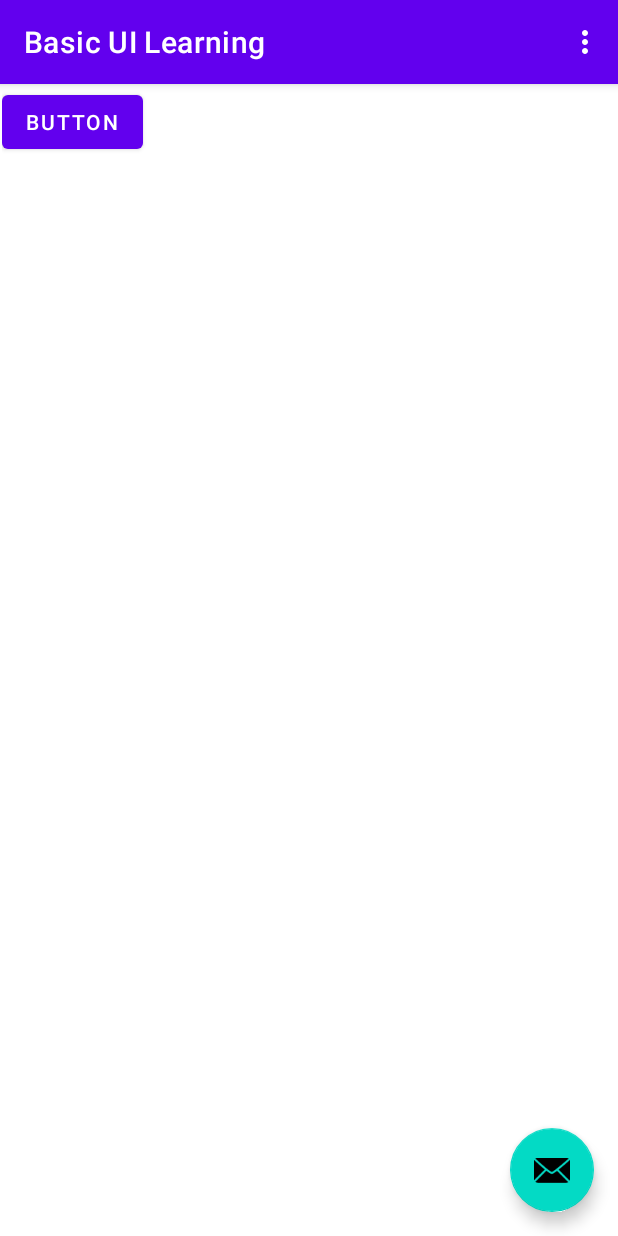
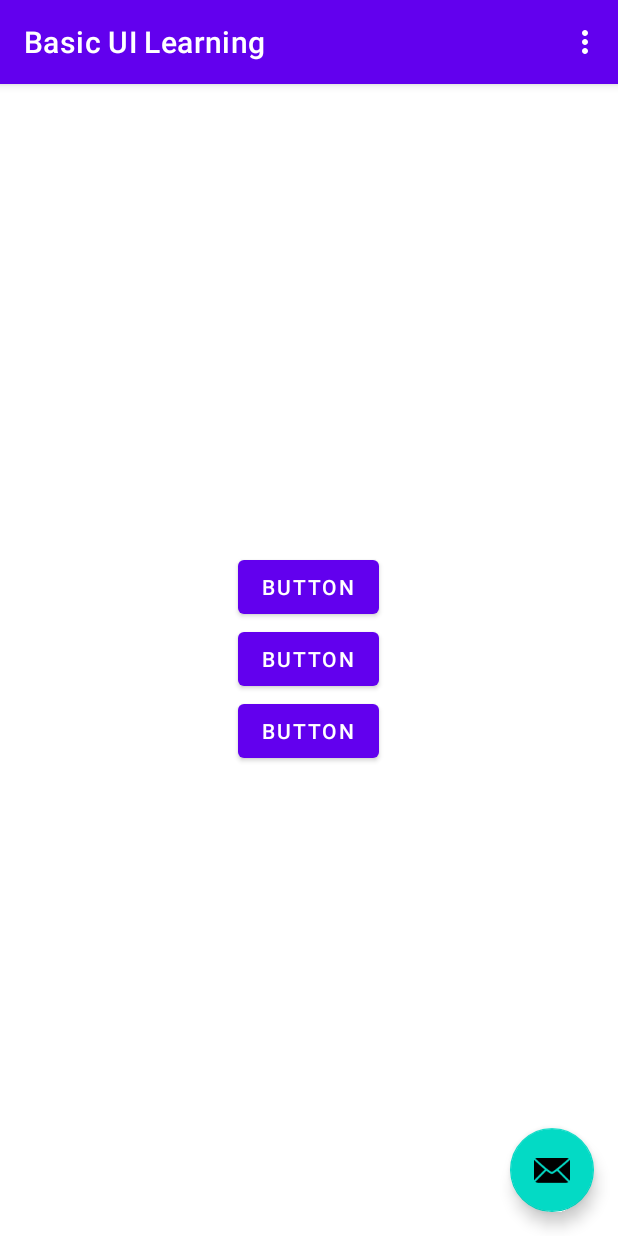
Before and after one commit to nasif-jaoadun/BasicUiLearning, an Android app: the screen it shows after launch (MainActivity), on a phone screen of 412 x 824 dp. Run offline under Robolectric (Android 15) with nearby library versions, the phone set to English and light mode, and no system bars; our stand-ins replace navigation-ui.

Commit message:
Position views with linear layout: button with linear layout and use of gravity

```diff
--- a/app/src/main/res/layout/content_main.xml
+++ b/app/src/main/res/layout/content_main.xml
@@ -30,15 +30,30 @@
         android:layout_marginStart="1dp"
         android:layout_marginTop="1dp"
         android:orientation="vertical"
+        android:gravity="center"
         app:layout_constraintBottom_toBottomOf="parent"
         app:layout_constraintEnd_toEndOf="parent"
         app:layout_constraintStart_toStartOf="parent"
         app:layout_constraintTop_toTopOf="parent">
 
         <Button
-            android:id="@+id/button"
+            android:id="@+id/button1"
             android:layout_width="wrap_content"
             android:layout_height="wrap_content"
             android:text="Button" />
+
+        <Button
+            android:id="@+id/button2"
+            android:layout_width="wrap_content"
+            android:layout_height="wrap_content"
+            android:text="Button" />
+
+        <Button
+            android:id="@+id/button3"
+            android:layout_width="wrap_content"
+            android:layout_height="wrap_content"
+            android:text="Button" />
+
+
     </LinearLayout>
 </androidx.constraintlayout.widget.ConstraintLayout>
```
